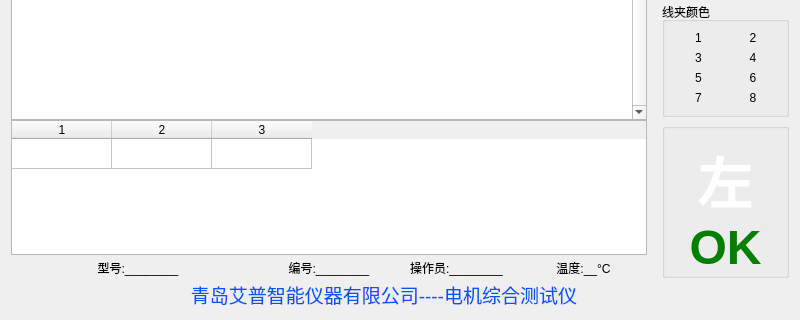
Old version of the form WinTest.ui in the repository bloglink/aip-tester; both pictures show x 0 to 800 and y 342 to 662 of the 800 by 662 pixel window.
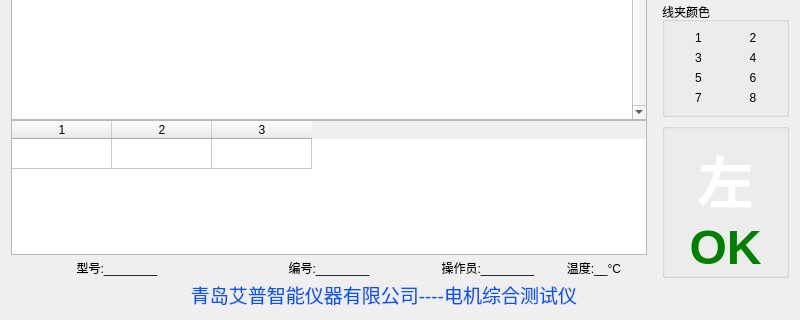
New version of the form. Icons and pictures are not drawn.

Diff of the .ui file:
```diff
--- a/WinTest.ui
+++ b/WinTest.ui
@@ -142,7 +142,7 @@
           <height>25</height>
          </size>
         </property>
-        <layout class="QHBoxLayout" name="horizontalLayout_4" stretch="2,1,1,1">
+        <layout class="QHBoxLayout" name="horizontalLayout_4" stretch="2,2,1,1">
          <property name="spacing">
           <number>0</number>
          </property>
```
